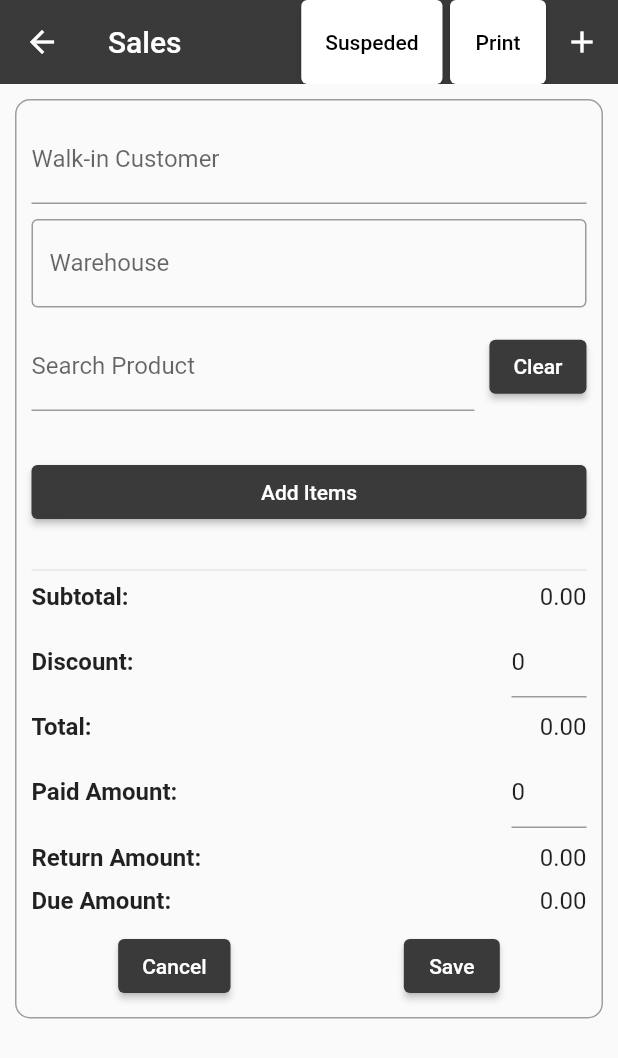
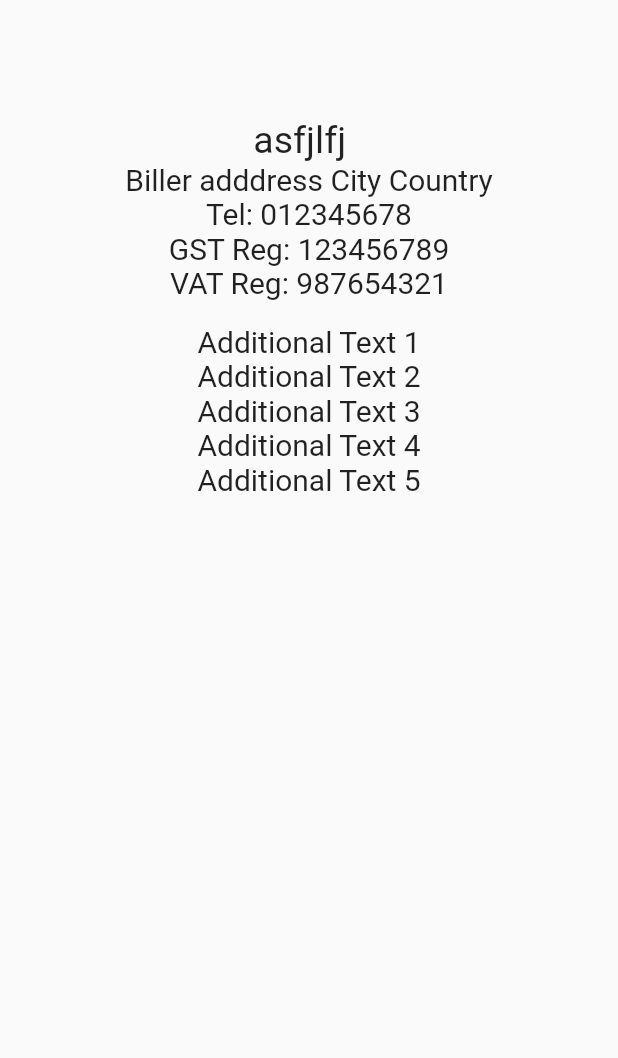
Before and after one commit to huzaifa7890/pos-app, a Flutter app: the SalesScreen screen opened by its route, after a tap on "Print", on a phone screen of 412 x 824 dp. Shown: the top 1058 px of the screen. Run offline on Flutter 3.47's test engine with Material 2 defaults, Android fonts, the phone set to English and light mode, and no system bars; our stand-ins replace google_fonts, local_auth, shared_preferences, sqflite; missing offline and left inert: flutter_barcode_scanner; accounts and stored records are empty.

Commit message:
suspended order all done

```diff
--- a/lib/db_helper/db_tables.dart
+++ b/lib/db_helper/db_tables.dart
@@ -11,7 +11,7 @@ class ProductTable {
 class OrdersTable {
   static Future<void> createTable(Database db) async {
     await db.execute(
-        'CREATE TABLE orders(id INTEGER PRIMARY KEY AUTOINCREMENT,subtotal DOUBLE ,discount DOUBLE,returnAmount DOUBLE,dueAmount DOUBLE,total DOUBLE,paidAmount DOUBLE, status TEXT)');
+        'CREATE TABLE orders(id INTEGER PRIMARY KEY AUTOINCREMENT,product_id INTEGER,subtotal DOUBLE ,discount DOUBLE,returnAmount DOUBLE,dueAmount DOUBLE,total DOUBLE,paidAmount DOUBLE, status INTEGER,FOREIGN KEY (product_id) REFERENCES products(id))');
   }
 }
 
--- a/lib/screens/sales_screen.dart
+++ b/lib/screens/sales_screen.dart
@@ -8,12 +8,9 @@ import 'package:pixelone/providers/products.dart';
 import 'package:pixelone/screens/add_new_orders.dart';
 import 'package:pixelone/screens/addingtocart_screen.dart';
 import 'package:pixelone/screens/order_screen.dart';
+import 'package:pixelone/widgets/print.dart';
+import 'package:pixelone/widgets/sales_dialog.dart';
 import 'package:provider/provider.dart';
-
-enum OrderStatus {
-  completed,
-  suspended,
-}
 
 class SalesScreen extends StatefulWidget {
   const SalesScreen({super.key});
@@ -27,8 +24,7 @@ class SalesScreen extends StatefulWidget {
 class _SalesScreenState extends State<SalesScreen> {
   late Products productProvider;
 
-  late bool status;
-
+  OrderStatus status = OrderStatus.suspended;
   @override
   void initState() {
     super.initState();
@@ -56,7 +52,13 @@ class _SalesScreenState extends State<SalesScreen> {
         title: const Text('Sales'),
         actions: [
           ElevatedButton(
-              onPressed: () {},
+              onPressed: () {
+                Navigator.push(
+                  context,
+                  MaterialPageRoute(
+                      builder: ((context) => const OrderScreen())),
+                );
+              },
               style: ElevatedButton.styleFrom(
                 foregroundColor: Colors.black,
                 backgroundColor: Colors.white,
@@ -66,7 +68,13 @@ class _SalesScreenState extends State<SalesScreen> {
             width: 5,
           ),
           ElevatedButton(
-              onPressed: () {},
+              onPressed: () {
+                Navigator.push(
+                    context,
+                    MaterialPageRoute(
+                      builder: (context) => const PrintScreen(),
+                    ));
+              },
               style: ElevatedButton.styleFrom(
                 foregroundColor: Colors.black,
                 backgroundColor: Colors.white,
@@ -640,13 +648,15 @@ class _SalesScreenState extends State<SalesScreen> {
 
                                   final orderId =
                                       await orderProvider.storeOrders(
+                                    productId,
                                     subtotal,
                                     discount,
                                     returnAmount,
                                     dueAmount,
                                     total,
                                     paidAmount,
-                                          status = false);
+                                    status = OrderStatus.suspended,
+                                  );
 
                                   if (orderId != 0) {
                                     orderProvider.storeOderItems(
@@ -674,41 +684,48 @@ class _SalesScreenState extends State<SalesScreen> {
                         onPressed: cartItems.isEmpty
                             ? null
                             : () async {
-                                for (Product product in cartItems) {
-                                  productId = product.id;
-                                  productName = product.name;
-                                  productPrice = product.price;
-                                  productQuantity = product.quantity;
+                                double totalAmount = total;
+                                await showDialog(
+                                  context: context,
+                                  builder: (BuildContext context) {
+                                    return CustomDialog(totalAmount);
+                                  },
+                                );
+                                // for (Product product in cartItems) {
+                                //   productId = product.id;
+                                //   productName = product.name;
+                                //   productPrice = product.price;
+                                //   productQuantity = product.quantity;
 
-                                  final orderId =
-                                      await orderProvider.storeOrders(
-                                          subtotal,
-                                          discount,
-                                          returnAmount,
-                                          dueAmount,
-                                          total,
-                                          paidAmount,
-                                          status = true);
+                                //   final orderId =
+                                //       await orderProvider.storeOrders(
+                                //           subtotal,
+                                //           discount,
+                                //           returnAmount,
+                                //           dueAmount,
+                                //           total,
+                                //           paidAmount,
+                                //           status = true);
 
-                                  if (orderId != 0) {
-                                    orderProvider.storeOderItems(
-                                      orderId,
-                                      productId,
-                                      productName,
-                                      productPrice,
-                                      productQuantity,
-                                      discount,
-                                    );
-                                  }
-                                }
-                                cartProvider.setPaidAmount(0);
-                                cartProvider.clearCart();
-                                Navigator.push(
-                                  context,
-                                  MaterialPageRoute(
-                                      builder: (context) =>
-                                          const OrderScreen()),
-                                );
+                                //   if (orderId != 0) {
+                                //     orderProvider.storeOderItems(
+                                //       orderId,
+                                //       productId,
+                                //       productName,
+                                //       productPrice,
+                                //       productQuantity,
+                                //       discount,
+                                //     );
+                                //   }
+                                // }
+                                // cartProvider.setPaidAmount(0);
+                                // cartProvider.clearCart();
+                                // Navigator.push(
+                                //   context,
+                                //   MaterialPageRoute(
+                                //       builder: (context) =>
+                                //           const OrderScreen()),
+                                // );
                               },
                         child: const Text('Pay'),
                       ),
--- a/lib/utils/constants.dart
+++ b/lib/utils/constants.dart
@@ -96,6 +96,7 @@ const listViewSeparator = Divider(
 // ignore_for_file: constant_identifier_names
 
 const String BASE_API_URL = "https://devapi.pixelone.app/ems/api/v2";
+// const String BASE_API_URL = "http://10.0.2.2/ems/api/v2";
 
 // Signup page
 
--- /dev/null
+++ b/lib/widgets/print.dart
@@ -0,0 +1,107 @@
+import 'dart:convert';
+
+import 'package:flutter/material.dart';
+import 'package:shared_preferences/shared_preferences.dart';
+
+class PrintScreen extends StatefulWidget {
+  const PrintScreen({Key? key}) : super(key: key);
+
+  @override
+  State<PrintScreen> createState() => _PrintScreenState();
+}
+
+class _PrintScreenState extends State<PrintScreen> {
+  String _businessName = '';
+
+  @override
+  void initState() {
+    super.initState();
+    fetchDataFromSharedPreferences().then((data) {
+      setState(() {
+        _businessName = data;
+      });
+    });
+  }
+
+  Future<String> fetchDataFromSharedPreferences() async {
+    final pref = await SharedPreferences.getInstance();
+    final userpref = pref.getString('key');
+    final extractedUserData = json.decode(userpref!) as Map<String, dynamic>;
+    final businessName =
+        extractedUserData['tenant']['business_name'].toString();
+
+    return businessName;
+  }
+
+  @override
+  Widget build(BuildContext context) {
+    return Scaffold(
+      body: Container(
+        margin: const EdgeInsets.only(top: 50),
+        child: Column(
+          children: [
+            Row(
+              mainAxisAlignment: MainAxisAlignment.center,
+              children: [
+                Column(
+                  children: [
+                    Text(
+                      _businessName,
+                      style: const TextStyle(
+                        fontWeight: FontWeight.bold,
+                        fontSize: 25,
+                      ),
+                    ),
+                    const Text(
+                      'asfjlfj  ',
+                      style: TextStyle(fontSize: 25),
+                    ),
+                    const Text(
+                      'Biller adddress City Country',
+                      style: TextStyle(fontSize: 20),
+                    ),
+                    const Text(
+                      'Tel: 012345678',
+                      style: TextStyle(fontSize: 20),
+                    ),
+                    const Text(
+                      'GST Reg: 123456789',
+                      style: TextStyle(fontSize: 20),
+                    ),
+                    const Text(
+                      'VAT Reg: 987654321',
+                      style: TextStyle(fontSize: 20),
+                    ),
+                    const SizedBox(
+                        height:
+                            16.0), // Add spacing between the existing and new Text widgets
+                    const Text(
+                      'Additional Text 1',
+                      style: TextStyle(fontSize: 20),
+                    ),
+                    const Text(
+                      'Additional Text 2',
+                      style: TextStyle(fontSize: 20),
+                    ),
+                    const Text(
+                      'Additional Text 3',
+                      style: TextStyle(fontSize: 20),
+                    ),
+                    const Text(
+                      'Additional Text 4',
+                      style: TextStyle(fontSize: 20),
+                    ),
+                    const Text(
+                      'Additional Text 5',
+                      style: TextStyle(fontSize: 20),
+                    ),
+                  ],
+                ),
+              ],
+            ),
+          ],
+        ),
+      ),
+    );
+  }
+}
```
Also changed, not shown: lib/components/c_elevated_button.dart (added, +58 -0 lines), lib/providers/orders.dart (+37 -6 lines), lib/screens/order_screen.dart (+35 -6 lines), lib/widgets/sales_dialog.dart (added, +212 -0 lines). Lines whose indentation alone changed are shown as unchanged.
